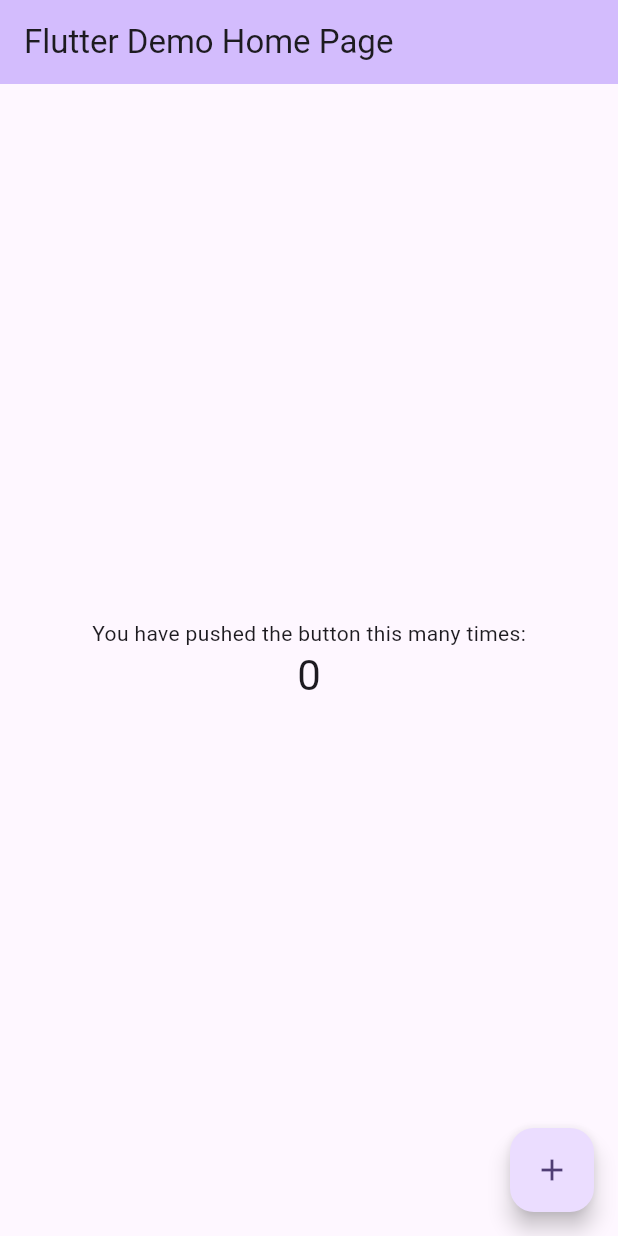
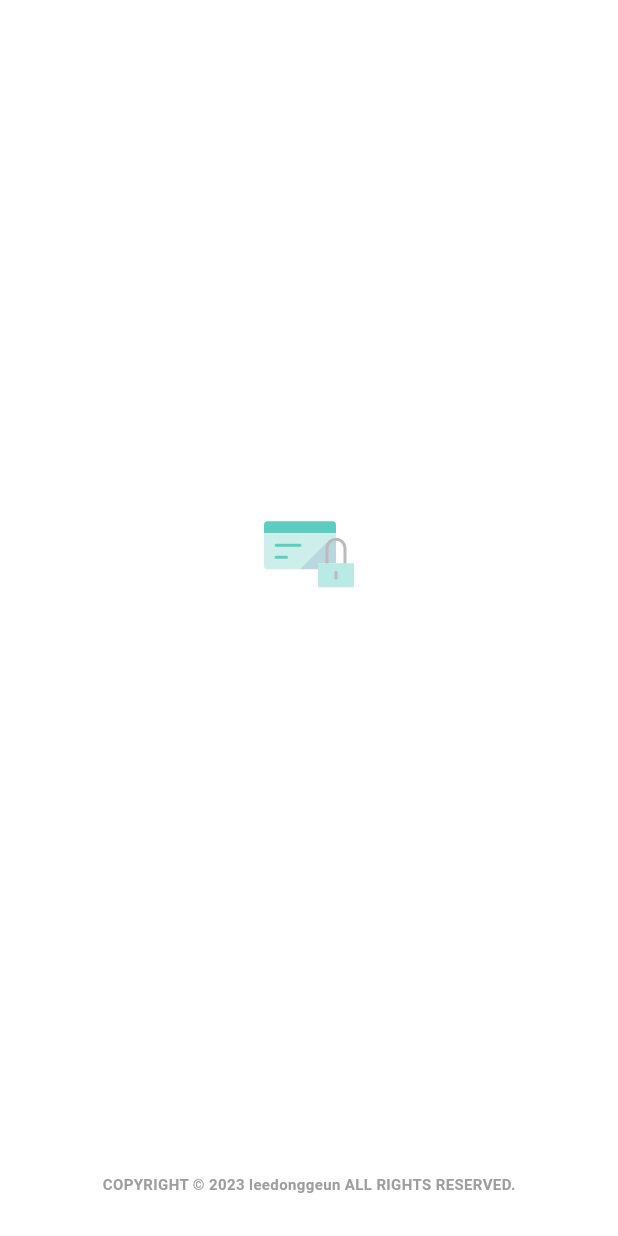
Before and after one commit to dglee-me/flutter-financial-ledger, a Flutter app: the screen it shows after launch, on a phone screen of 412 x 824 dp. Run offline on Flutter 3.47's test engine with Material 2 defaults, Android fonts, the phone set to English and light mode, and no system bars; our stand-ins replace flutter_svg, get.

Commit message:
add(splash): 스플래시 화면 추가

```diff
--- a/lib/main.dart
+++ b/lib/main.dart
@@ -1,8 +1,9 @@
+import 'package:financial/src/router/route.dart';
+import 'package:financial/src/screens/splash/splash.dart';
 import 'package:flutter/material.dart';
+import 'package:get/get.dart';
 
-void main() {
-  runApp(const MyApp());
-}
+main() => runApp(MyApp());
 
 class MyApp extends StatelessWidget {
   const MyApp({super.key});
@@ -10,116 +11,26 @@ class MyApp extends StatelessWidget {
   // This widget is the root of your application.
   @override
   Widget build(BuildContext context) {
-    return MaterialApp(
-      title: 'Flutter Demo',
+    return GetMaterialApp(
+      debugShowCheckedModeBanner: false,
       theme: ThemeData(
-        // This is the theme of your application.
-        //
-        // TRY THIS: Try running your application with "flutter run". You'll see
-        // the application has a blue toolbar. Then, without quitting the app,
-        // try changing the seedColor in the colorScheme below to Colors.green
-        // and then invoke "hot reload" (save your changes or press the "hot
-        // reload" button in a Flutter-supported IDE, or press "r" if you used
-        // the command line to start the app).
-        //
-        // Notice that the counter didn't reset back to zero; the application
-        // state is not lost during the reload. To reset the state, use hot
-        // restart instead.
-        //
-        // This works for code too, not just values: Most code changes can be
-        // tested with just a hot reload.
-        colorScheme: ColorScheme.fromSeed(seedColor: Colors.deepPurple),
+        colorScheme: const ColorScheme(
+          brightness: Brightness.light,
+          primary: Colors.deepPurple,
+          onPrimary: Colors.white,
+          secondary: Colors.deepPurple,
+          onSecondary: Colors.white,
+          error: Colors.red,
+          onError: Colors.white,
+          background: Colors.white,
+          onBackground: Colors.black,
+          surface: Colors.white,
+          onSurface: Colors.black,
+        ),
         useMaterial3: true,
       ),
-      home: const MyHomePage(title: 'Flutter Demo Home Page'),
+      initialRoute: Splash.routeName,
+      getPages: route(),
     );
   }
 }
-
-class MyHomePage extends StatefulWidget {
-  const MyHomePage({super.key, required this.title});
-
-  // This widget is the home page of your application. It is stateful, meaning
-  // that it has a State object (defined below) that contains fields that affect
-  // how it looks.
-
-  // This class is the configuration for the state. It holds the values (in this
-  // case the title) provided by the parent (in this case the App widget) and
-  // used by the build method of the State. Fields in a Widget subclass are
-  // always marked "final".
-
-  final String title;
-
-  @override
-  State<MyHomePage> createState() => _MyHomePageState();
-}
-
-class _MyHomePageState extends State<MyHomePage> {
-  int _counter = 0;
-
-  void _incrementCounter() {
-    setState(() {
-      // This call to setState tells the Flutter framework that something has
-      // changed in this State, which causes it to rerun the build method below
-      // so that the display can reflect the updated values. If we changed
-      // _counter without calling setState(), then the build method would not be
-      // called again, and so nothing would appear to happen.
-      _counter++;
-    });
-  }
-
-  @override
-  Widget build(BuildContext context) {
-    // This method is rerun every time setState is called, for instance as done
-    // by the _incrementCounter method above.
-    //
-    // The Flutter framework has been optimized to make rerunning build methods
-    // fast, so that you can just rebuild anything that needs updating rather
-    // than having to individually change instances of widgets.
-    return Scaffold(
-      appBar: AppBar(
-        // TRY THIS: Try changing the color here to a specific color (to
-        // Colors.amber, perhaps?) and trigger a hot reload to see the AppBar
-        // change color while the other colors stay the same.
-        backgroundColor: Theme.of(context).colorScheme.inversePrimary,
-        // Here we take the value from the MyHomePage object that was created by
-        // the App.build method, and use it to set our appbar title.
-        title: Text(widget.title),
-      ),
-      body: Center(
-        // Center is a layout widget. It takes a single child and positions it
-        // in the middle of the parent.
-        child: Column(
-          // Column is also a layout widget. It takes a list of children and
-          // arranges them vertically. By default, it sizes itself to fit its
-          // children horizontally, and tries to be as tall as its parent.
-          //
-          // Column has various properties to control how it sizes itself and
-          // how it positions its children. Here we use mainAxisAlignment to
-          // center the children vertically; the main axis here is the vertical
-          // axis because Columns are vertical (the cross axis would be
-          // horizontal).
-          //
-          // TRY THIS: Invoke "debug painting" (choose the "Toggle Debug Paint"
-          // action in the IDE, or press "p" in the console), to see the
-          // wireframe for each widget.
-          mainAxisAlignment: MainAxisAlignment.center,
-          children: <Widget>[
-            const Text(
-              'You have pushed the button this many times:',
-            ),
-            Text(
-              '$_counter',
-              style: Theme.of(context).textTheme.headlineMedium,
-            ),
-          ],
-        ),
-      ),
-      floatingActionButton: FloatingActionButton(
-        onPressed: _incrementCounter,
-        tooltip: 'Increment',
-        child: const Icon(Icons.add),
-      ), // This trailing comma makes auto-formatting nicer for build methods.
-    );
-  }
-}
--- /dev/null
+++ b/lib/src/constants.dart
@@ -0,0 +1,2 @@
+
+const COPYRIGHT = "COPYRIGHT © 2023 leedonggeun ALL RIGHTS RESERVED.";
--- /dev/null
+++ b/lib/src/router/route.dart
@@ -0,0 +1,18 @@
+import 'package:financial/src/screens/splash/controller/splash_controller.dart';
+import 'package:financial/src/screens/splash/splash.dart';
+import 'package:get/get.dart';
+
+List<GetPage> route() {
+  return [
+    GetPage(
+      name: Splash.routeName,
+      page: () => const Splash(),
+      transition: Transition.fadeIn,
+      binding: BindingsBuilder(
+        () {
+          Get.lazyPut(() => SplashController());
+        },
+      ),
+    ),
+  ];
+}
--- /dev/null
+++ b/lib/src/screens/splash/controller/splash_controller.dart
@@ -0,0 +1,18 @@
+import 'dart:async';
+
+import 'package:get/get.dart';
+
+class SplashController extends GetxController {
+  @override
+  void onInit() {
+    super.onInit();
+    _init();
+  }
+
+  // 1초간 스플래쉬 화면을 보여주고 라우팅 한다.
+  void _init() {
+    Timer(const Duration(seconds: 1), () => route());
+  }
+
+  route() {}
+}
--- /dev/null
+++ b/lib/src/screens/splash/splash.dart
@@ -0,0 +1,46 @@
+import 'package:financial/src/constants.dart';
+import 'package:financial/src/screens/splash/controller/splash_controller.dart';
+import 'package:flutter/material.dart';
+import 'package:flutter_svg/flutter_svg.dart';
+import 'package:get/get.dart';
+
+class Splash extends GetView<SplashController> {
+  static const routeName = '/splash';
+
+  const Splash({Key? key}) : super(key: key);
+
+  @override
+  Widget build(BuildContext context) {
+    return Scaffold(
+      appBar: AppBar(
+        backgroundColor: Colors.white,
+        toolbarHeight: 0,
+        elevation: 0,
+      ),
+      body: Stack(
+        children: [
+          Center(
+            child: Container(
+              width: 100,
+              margin: const EdgeInsets.only(bottom: 15),
+              child: SvgPicture.asset("assets/splash/ci.svg"),
+            ),
+          ),
+        ],
+      ),
+      bottomNavigationBar: const SizedBox(
+        height: 70,
+        child: Center(
+          child: Text(
+            COPYRIGHT,
+            style: TextStyle(
+              fontSize: 10,
+              color: Colors.grey,
+              fontWeight: FontWeight.bold,
+            ),
+          ),
+        ),
+      ),
+    );
+  }
+}
```
Also changed, not shown: pubspec.yaml (+6 -50 lines), assets/splash/ci.svg (added), pubspec.lock.
